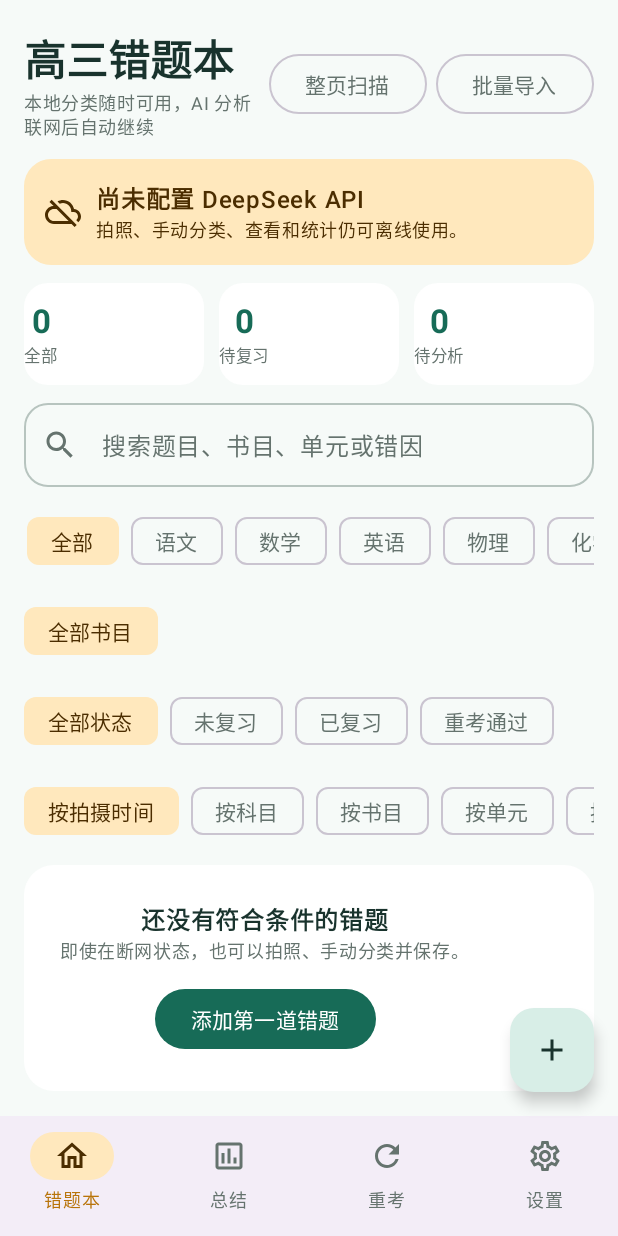
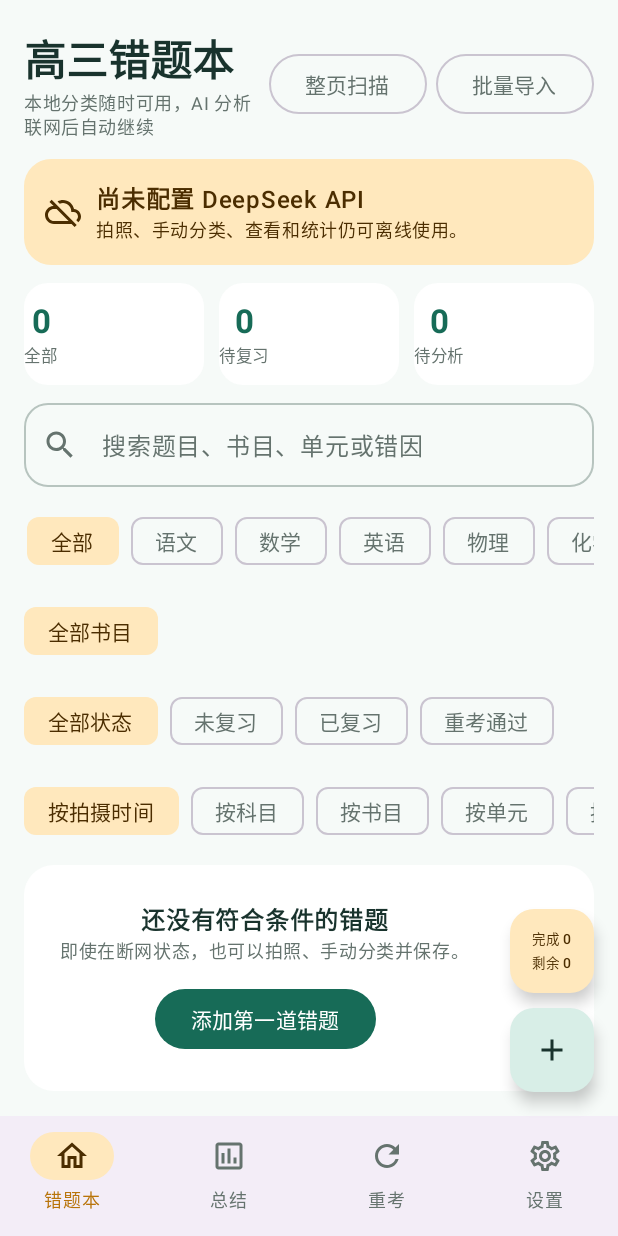
Before and after one commit to XXYxiexieyu/ai-mistake-notebook, an Android app built with Jetpack Compose: the screen it shows after launch (MainActivity), on a phone screen of 412 x 824 dp. Run offline under Robolectric (Android 15) with nearby library versions, the phone set to English and light mode, and no system bars; our stand-ins replace Room's generated code.

Commit message:
feat: add persistent processing progress and review history

```diff
--- a/app/build.gradle.kts
+++ b/app/build.gradle.kts
@@ -13,8 +13,8 @@ android {
         applicationId = "com.hiro.mistakebook"
         minSdk = 29
         targetSdk = 35
-        versionCode = 11
-        versionName = "0.4.1-preview"
+        versionCode = 12
+        versionName = "0.5.0-preview"
 
         testInstrumentationRunner = "androidx.test.runner.AndroidJUnitRunner"
         vectorDrawables.useSupportLibrary = true
--- a/app/src/main/java/com/hiro/mistakebook/MainViewModel.kt
+++ b/app/src/main/java/com/hiro/mistakebook/MainViewModel.kt
@@ -59,6 +59,13 @@ class MainViewModel(application: Application) : AndroidViewModel(application) {
     val activePageScan: StateFlow<PageScanEntity?> = repository.observeActivePageScan()
         .stateIn(viewModelScope, SharingStarted.WhileSubscribed(5_000), null)
 
+    val pendingReviewCount: StateFlow<Int> = repository.observePendingReviewCount()
+        .stateIn(viewModelScope, SharingStarted.WhileSubscribed(5_000), 0)
+
+    val latestPendingReviewScanId: StateFlow<Long?> =
+        repository.observeLatestPendingReviewScanId()
+            .stateIn(viewModelScope, SharingStarted.WhileSubscribed(5_000), null)
+
     private val _batchSplitProgress = MutableStateFlow<BatchSplitProgress?>(null)
     val batchSplitProgress: StateFlow<BatchSplitProgress?> = _batchSplitProgress
 
@@ -117,10 +124,10 @@ class MainViewModel(application: Application) : AndroidViewModel(application) {
             onError("请先在设置中配置 DeepSeek API 密钥")
             return
         }
-        _batchSplitProgress.value = BatchSplitProgress(0, 1)
+        _batchSplitProgress.value = BatchSplitProgress(0, 1, 0)
         viewModelScope.launch(Dispatchers.IO) {
             runCatching { splitSinglePage(sourcePath, subject, 10) }.onSuccess { crops ->
-                _batchSplitProgress.value = BatchSplitProgress(1, 1)
+                _batchSplitProgress.value = BatchSplitProgress(1, 1, crops.size)
                 withContext(Dispatchers.Main) { onDone(crops) }
             }.onFailure { error ->
                 _batchSplitProgress.value = null
@@ -143,7 +150,7 @@ class MainViewModel(application: Application) : AndroidViewModel(application) {
             onError("请先在设置中配置 DeepSeek API 密钥")
             return
         }
-        _batchSplitProgress.value = BatchSplitProgress(0, sourcePaths.size)
+        _batchSplitProgress.value = BatchSplitProgress(0, sourcePaths.size, 0)
         viewModelScope.launch(Dispatchers.IO) {
             var remaining = maxTotal.coerceAtLeast(0)
             var generated = 0
@@ -163,7 +170,11 @@ class MainViewModel(application: Application) : AndroidViewModel(application) {
                         }
                 }
                 withContext(Dispatchers.Main) { onProgress(index + 1, sourcePaths.size) }
-                _batchSplitProgress.value = BatchSplitProgress(index + 1, sourcePaths.size)
+                _batchSplitProgress.value = BatchSplitProgress(
+                    index + 1,
+                    sourcePaths.size,
+                    generated
+                )
             }
             _batchSplitProgress.value = null
             withContext(Dispatchers.Main) { onDone(generated, failures) }
@@ -572,5 +583,6 @@ class MainViewModel(application: Application) : AndroidViewModel(application) {
 
 data class BatchSplitProgress(
     val current: Int,
-    val total: Int
+    val total: Int,
+    val generated: Int
 )
--- a/app/src/main/java/com/hiro/mistakebook/data/BackupManager.kt
+++ b/app/src/main/java/com/hiro/mistakebook/data/BackupManager.kt
@@ -215,6 +215,9 @@ class BackupManager(
                             if (!question.has("knowledgeMappingJson")) {
                                 question.addProperty("knowledgeMappingJson", "[]")
                             }
+                            if (!question.has("reviewState")) {
+                                question.addProperty("reviewState", "APPROVED")
+                            }
                             if (!question.has("sourceImagePathsJson")) {
                                 val fallback = question.get("sourceImagePath")?.asString.orEmpty()
                                 question.addProperty(
--- a/app/src/main/java/com/hiro/mistakebook/data/Daos.kt
+++ b/app/src/main/java/com/hiro/mistakebook/data/Daos.kt
@@ -96,6 +96,19 @@ interface QuestionDao {
 
     @Query("SELECT COUNT(*) FROM questions WHERE reviewState = 'APPROVED'")
     fun observeCount(): Flow<Int>
+
+    @Query("SELECT COUNT(*) FROM questions WHERE reviewState = 'PENDING'")
+    fun observePendingReviewCount(): Flow<Int>
+
+    @Query(
+        """
+        SELECT scanJobId FROM questions
+        WHERE reviewState = 'PENDING' AND scanJobId IS NOT NULL
+        ORDER BY createdAt DESC
+        LIMIT 1
+        """
+    )
+    fun observeLatestPendingReviewScanId(): Flow<Long?>
 
     @Query(
         """
--- a/app/src/main/java/com/hiro/mistakebook/data/QuestionRepository.kt
+++ b/app/src/main/java/com/hiro/mistakebook/data/QuestionRepository.kt
@@ -26,6 +26,9 @@ class QuestionRepository(
 
     fun observeQuestions(): Flow<List<QuestionEntity>> = database.questionDao().observeAll()
     fun observeQuestion(id: Long): Flow<QuestionEntity?> = database.questionDao().observeById(id)
+    fun observePendingReviewCount(): Flow<Int> = database.questionDao().observePendingReviewCount()
+    fun observeLatestPendingReviewScanId(): Flow<Long?> =
+        database.questionDao().observeLatestPendingReviewScanId()
     fun observePendingForScan(scanJobId: Long): Flow<List<QuestionEntity>> =
         database.questionDao().observePendingForScan(scanJobId)
     fun observeRetakeSessions(): Flow<List<RetakeSessionEntity>> = database.retakeDao().observeSessions()
--- a/app/src/main/java/com/hiro/mistakebook/ui/AppNavigation.kt
+++ b/app/src/main/java/com/hiro/mistakebook/ui/AppNavigation.kt
@@ -28,6 +28,7 @@ import androidx.compose.ui.Modifier
 import androidx.compose.ui.graphics.vector.ImageVector
 import androidx.compose.ui.Alignment
 import androidx.compose.ui.unit.dp
+import androidx.compose.ui.unit.sp
 import android.net.Uri
 import androidx.lifecycle.compose.collectAsStateWithLifecycle
 import androidx.navigation.NavDestination.Companion.hierarchy
@@ -64,9 +65,20 @@ fun MistakeBookApp(viewModel: MainViewModel) {
     val questions by viewModel.questions.collectAsStateWithLifecycle()
     val activePageScan by viewModel.activePageScan.collectAsStateWithLifecycle()
     val batchSplitProgress by viewModel.batchSplitProgress.collectAsStateWithLifecycle()
+    val pendingReviewCount by viewModel.pendingReviewCount.collectAsStateWithLifecycle()
+    val latestPendingReviewScanId by viewModel.latestPendingReviewScanId.collectAsStateWithLifecycle()
     val pendingAnalysis = questions.count {
         it.analysisState == "PENDING" || it.analysisState == "PROCESSING"
     }
+    val completedQuestions = questions.count {
+        it.analysisState == "DONE" || it.analysisState == "MANUAL"
+    }
+    val batchRemaining = batchSplitProgress?.let {
+        (it.total - it.current).coerceAtLeast(0)
+    } ?: 0
+    val scanRemaining = if (activePageScan != null) 1 else 0
+    val completedCount = completedQuestions + (batchSplitProgress?.generated ?: 0)
+    val remainingCount = pendingAnalysis + pendingReviewCount + batchRemaining + scanRemaining
 
     Scaffold(
         contentWindowInsets = WindowInsets(0, 0, 0, 0),
@@ -99,9 +111,9 @@ fun MistakeBookApp(viewModel: MainViewModel) {
             if (route == "home") {
                 Column(horizontalAlignment = Alignment.End) {
                     ProcessingBubble(
-                        pageScan = activePageScan,
-                        batchSplitProgress = batchSplitProgress,
-                        pendingAnalysis = pendingAnalysis
+                        completed = completedCount,
+                        remaining = remainingCount,
+                        onClick = { navController.navigate("processing") }
                     )
                     Spacer(Modifier.height(10.dp))
                     FloatingActionButton(
@@ -130,6 +142,16 @@ fun MistakeBookApp(viewModel: MainViewModel) {
             }
             composable("stats") {
                 StatsScreen(viewModel)
+            }
+            composable("processing") {
+                ProcessingHistoryScreen(
+                    viewModel = viewModel,
+                    onBack = { navController.popBackStack() },
+                    onOpenQuestion = { navController.navigate("question/$it") },
+                    onReviewScan = { scanId ->
+                        navController.navigate("scan-review/$scanId")
+                    }
+                )
             }
             composable("retake") {
                 RetakeHomeScreen(
@@ -288,36 +310,29 @@ fun MistakeBookApp(viewModel: MainViewModel) {
 
 @Composable
 private fun ProcessingBubble(
-    pageScan: com.hiro.mistakebook.data.PageScanEntity?,
-    batchSplitProgress: com.hiro.mistakebook.BatchSplitProgress?,
-    pendingAnalysis: Int
+    completed: Int,
+    remaining: Int,
+    onClick: () -> Unit
 ) {
-    val text = when {
-        pageScan != null && pageScan.status == "PROCESSING" ->
-            "整页识别 ${pageScan.progress.coerceIn(0, 100)}%"
-        pageScan != null -> "整页任务等待处理"
-        batchSplitProgress != null -> {
-            "AI 分题 ${batchSplitProgress.current.coerceAtMost(batchSplitProgress.total)}/${batchSplitProgress.total}"
-        }
-        pendingAnalysis > 0 -> "AI 分析待处理 $pendingAnalysis"
-        else -> return
-    }
-    Surface(
-        shape = RoundedCornerShape(50),
-        color = MaterialTheme.colorScheme.primaryContainer,
-        contentColor = MaterialTheme.colorScheme.onPrimaryContainer,
-        shadowElevation = 5.dp
+    FloatingActionButton(
+        onClick = onClick,
+        containerColor = MaterialTheme.colorScheme.secondaryContainer,
+        contentColor = MaterialTheme.colorScheme.onSecondaryContainer
     ) {
-        androidx.compose.foundation.layout.Row(
-            modifier = Modifier.padding(horizontal = 12.dp, vertical = 8.dp),
-            horizontalArrangement = Arrangement.spacedBy(7.dp),
-            verticalAlignment = Alignment.CenterVertically
+        Column(
+            horizontalAlignment = Alignment.CenterHorizontally,
+            verticalArrangement = Arrangement.Center
         ) {
-            CircularProgressIndicator(
-                modifier = Modifier.height(16.dp),
-                strokeWidth = 2.dp
+            Text(
+                "完成 $completed",
+                style = MaterialTheme.typography.labelSmall,
+                fontSize = 9.sp
             )
-            Text(text, style = MaterialTheme.typography.labelMedium)
+            Text(
+                "剩余 $remaining",
+                style = MaterialTheme.typography.labelSmall,
+                fontSize = 9.sp
+            )
         }
     }
 }
```
Also changed, not shown: app/src/main/java/com/hiro/mistakebook/ui/ProcessingHistoryScreen.kt (added, +295 -0 lines), 4 other files.
